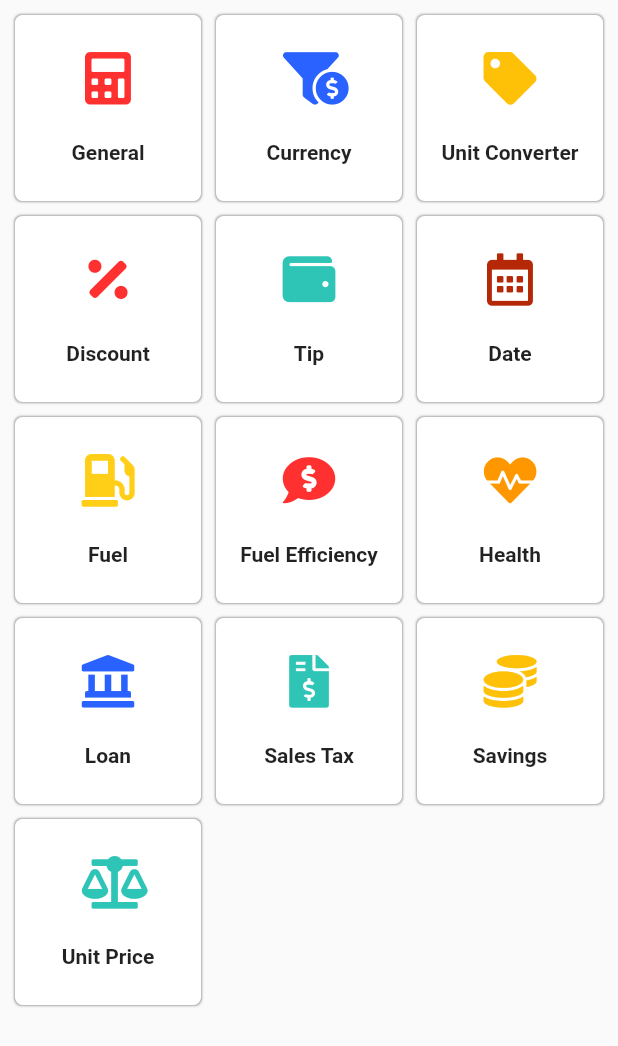
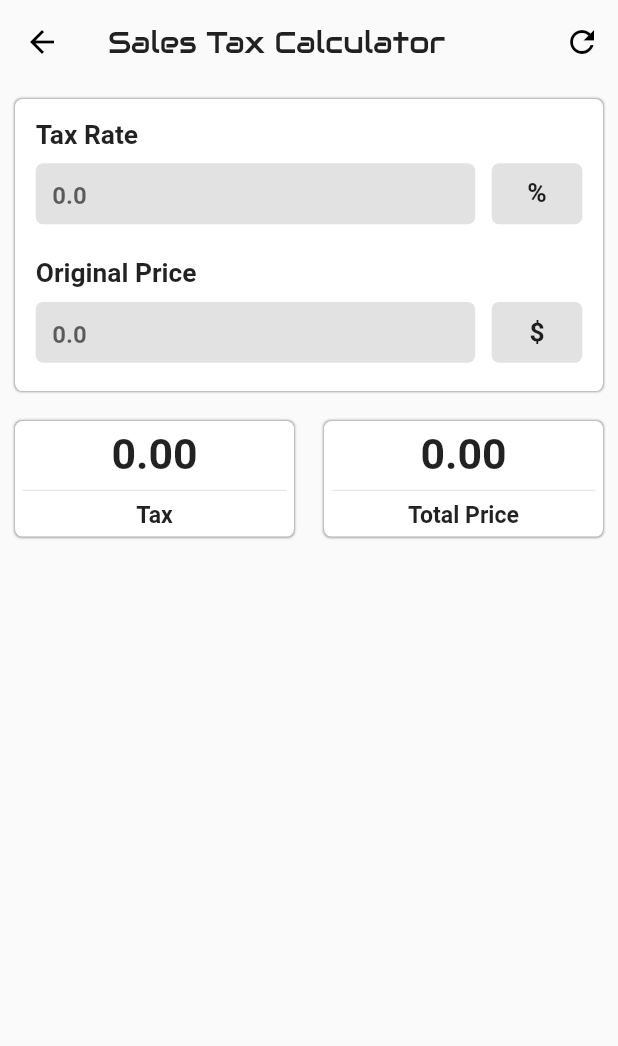
Before and after one commit to imamhossain94/multi-task-calculator, a Flutter app: the BuildHomeMenuPad widget shown alone on an empty page, opened directly, after a tap on "Sales Tax", on a phone screen of 412 x 824 dp. Shown: the top 1046 px of the screen. Run offline on Flutter 3.47's test engine with Material 2 defaults, Android fonts, the phone set to English and light mode, and no system bars; our stand-ins replace cloud_firestore, dio, firebase_core, flutter_holo_date_picker, font_awesome_flutter, package_info and 4 more; missing offline and left inert: function_tree; accounts and stored records are empty; network calls fail.

Commit message:
Sales Tax Calculator Added

```diff
--- a/lib/pages/home_page/components/build_home_menu_pad.dart
+++ b/lib/pages/home_page/components/build_home_menu_pad.dart
@@ -79,7 +79,7 @@ class BuildHomeMenuPad extends StatelessWidget {
           BuildHomeMenuButton(
             title: 'Sales Tax',
             icon: FontAwesomeIcons.fileInvoiceDollar,
-            onPressed: () {},
+            onPressed: ()=> Navigator.pushNamed(context, salesTaxCalcPage),
             color: textGreen,
           ),
           BuildHomeMenuButton(
--- /dev/null
+++ b/lib/pages/sales_tax_calc/sales_tax_calc_page.dart
@@ -0,0 +1,146 @@
+import 'package:flutter/material.dart';
+import 'package:multi_task_calculator/components/build_result_card.dart';
+import 'package:multi_task_calculator/components/build_text_field.dart';
+import 'package:multi_task_calculator/utils/constant.dart';
+import 'package:multi_task_calculator/utils/extensions.dart';
+import 'package:multi_task_calculator/utils/screen_config.dart';
+import 'package:multi_task_calculator/utils/themes_mode.dart';
+
+
+class SalesTaxCalcPage extends StatefulWidget {
+  @override
+  _SalesTaxCalcPageState createState() => _SalesTaxCalcPageState();
+}
+
+class _SalesTaxCalcPageState extends State<SalesTaxCalcPage> {
+
+
+  TextEditingController taxRateController = TextEditingController();
+  TextEditingController originalPriceController = TextEditingController();
+
+  String taxRate, originalPrice;
+  double tax, totalPrice;
+
+
+  @override
+  void initState() {
+    tax = 0.0;
+    totalPrice = 0.0;
+    calculateDiscount();
+    super.initState();
+  }
+
+  @override
+  void dispose() {
+    taxRateController.dispose();
+    originalPriceController.dispose();
+    super.dispose();
+  }
+
+  void calculateDiscount() {
+    taxRateController.addListener(() {
+      updateResult();
+    });
+    originalPriceController.addListener(() {
+      updateResult();
+    });
+  }
+
+  void updateResult() {
+    taxRate = taxRateController.value.text;
+    originalPrice = originalPriceController.value.text;
+    //Make null safety
+    setState(() {
+
+      double _taxRate = double.tryParse(taxRate)??0.0;
+      double _originalPrice = double.tryParse(originalPrice)??0.0;
+
+      tax =  _originalPrice * (_taxRate/100);
+      totalPrice = _originalPrice + tax;
+
+    });
+  }
+
+
+  @override
+  Widget build(BuildContext context) {
+    ScreenConfig().init(context);
+    ThemesMode().init(context);
+
+    return SafeArea(
+      child: Scaffold(
+        appBar: AppBar(
+          title: Text('Sales Tax Calculator',
+            style: TextStyle(
+              fontFamily: fontAudioWide,
+              fontSize: responsiveWidth(18)
+            ),
+          ),
+          elevation: 0,
+          actions: [
+            IconButton(
+              onPressed: ()=> resetPage(context, SalesTaxCalcPage()),
+              icon: Icon(Icons.refresh),
+              tooltip: 'Refresh',
+            )
+          ],
+        ),
+        body: SingleChildScrollView(
+          physics: BouncingScrollPhysics(),
+          child: Column(
+            crossAxisAlignment: CrossAxisAlignment.start,
+            children: [
+              Container(
+                margin: EdgeInsets.all(10),
+                padding: EdgeInsets.all(5),
+                decoration: BoxDecoration(
+                    color: ThemesMode.isDarkMode?Colors.black:textWhite,
+                    borderRadius: BorderRadius.circular(5),
+                    boxShadow: [
+                      BoxShadow(
+                          color: Colors.grey.withOpacity(0.9),
+                          blurRadius: 0.5,
+                          spreadRadius: 0.5,
+                          offset: Offset.zero
+                      )
+                    ]
+                ),
+                child: Column(
+                  mainAxisSize: MainAxisSize.min,
+                  children: [
+                    BuildTextField(
+                      title: 'Tax Rate',
+                      hint: '0.0',
+                      isEnabled: true,
+                      textController: taxRateController,
+                      onPressedAction: null,
+                      widget: Text('%', style: TextStyle(fontWeight: FontWeight.bold, fontSize: responsiveText(16)),),),
+                    BuildTextField(
+                      title: 'Original Price',
+                      hint: '0.0',
+                      isEnabled: true,
+                      textController: originalPriceController,
+                      onPressedAction: null,
+                      widget: Text('\$', style: TextStyle(fontWeight: FontWeight.bold, fontSize: responsiveText(16)),),),
+
+                  ],
+                ),
+              ),
+              //Result
+              Row(
+                children: [
+                  BuildResultCard(title: 'Tax', value: tax.toStringAsFixed(2),),
+                  BuildResultCard(title: 'Total Price', value: totalPrice.toStringAsFixed(2),),
+                ],
+              ),
+
+            ],
+          ),
+        ),
+      ),
+    );
+  }
+
+
+
+}
--- a/lib/utils/router.dart
+++ b/lib/utils/router.dart
@@ -4,6 +4,7 @@ import 'package:multi_task_calculator/pages/date_calc/date_calc_page.dart';
 import 'package:multi_task_calculator/pages/discount_calc/discount_calc_page.dart';
 import 'package:multi_task_calculator/pages/general_calc_page/general_calc_page.dart';
 import 'package:multi_task_calculator/pages/home_page/home_page.dart';
+import 'package:multi_task_calculator/pages/sales_tax_calc/sales_tax_calc_page.dart';
 import 'package:multi_task_calculator/pages/splash_page.dart';
 import 'package:multi_task_calculator/pages/about_page.dart';
 import 'package:multi_task_calculator/pages/feedback_page.dart';
@@ -67,7 +68,7 @@ Route<dynamic> generateRoute(RouteSettings settings) {
       return PageTransition(child: UpdateCheckPage(), type: PageTransitionType.fade, settings: settings,);
       break;
     case salesTaxCalcPage:
-      return PageTransition(child: UpdateCheckPage(), type: PageTransitionType.fade, settings: settings,);
+      return PageTransition(child: SalesTaxCalcPage(), type: PageTransitionType.fade, settings: settings,);
       break;
     case savingCalcPage:
       return PageTransition(child: UpdateCheckPage(), type: PageTransitionType.fade, settings: settings,);
```
